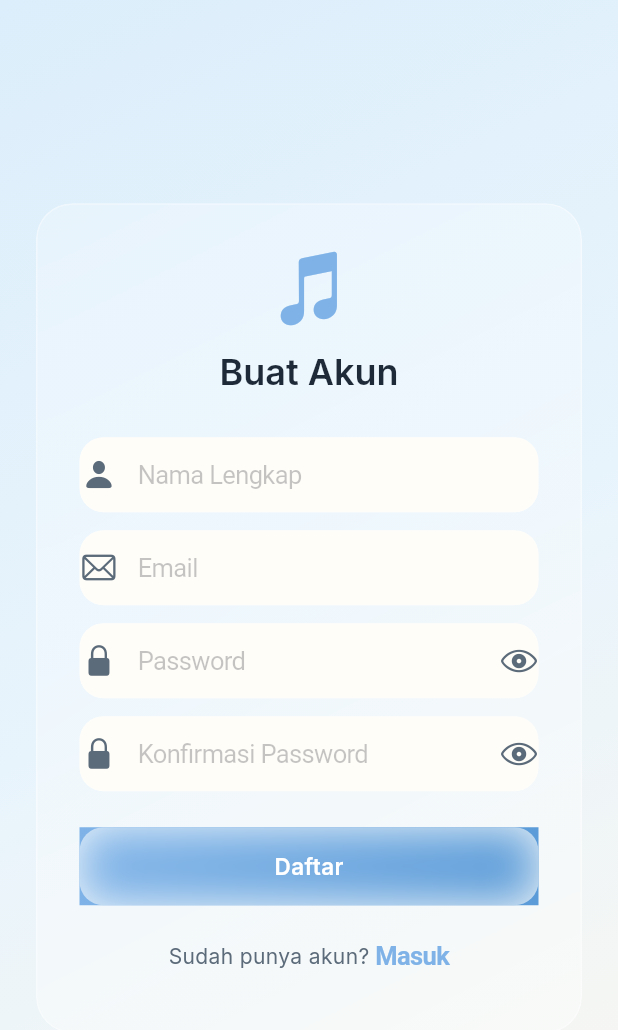
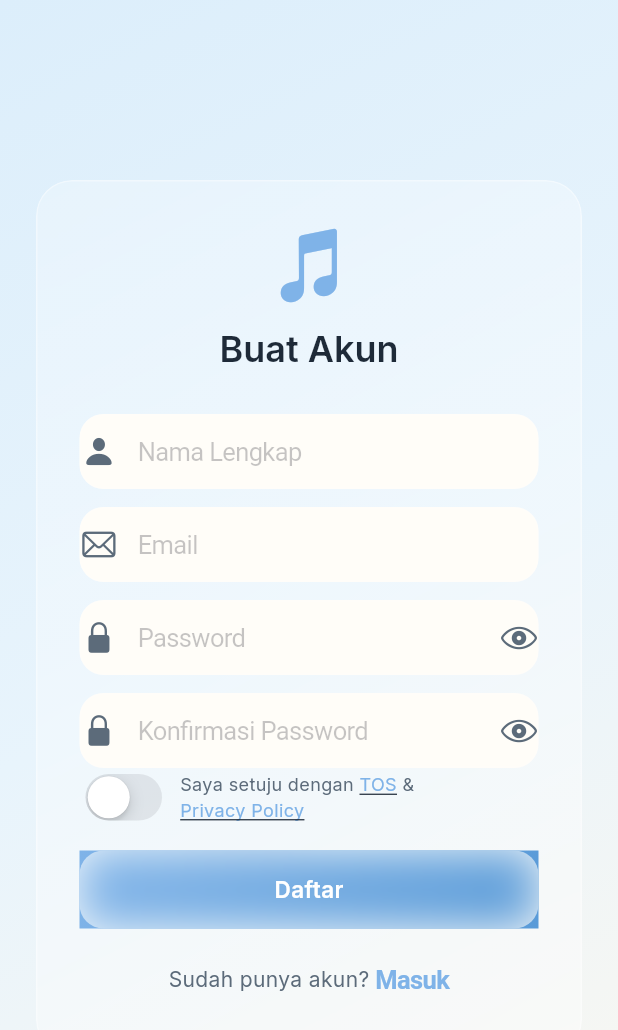
Before and after one commit to hamulta/Rakyzu-Music, a Flutter app: the SignUpScreen screen opened by its route, on a phone screen of 412 x 824 dp. Shown: the top 1030 px of the screen. Run offline on Flutter 3.47's test engine with Material 3 defaults, Android fonts, the light colour scheme and no system bars; our stand-ins replace audio_service, dio, file_picker, flutter_dotenv, flutter_riverpod, go_router and 5 more; missing offline and left inert: encrypt, startapp_sdk; accounts and stored records are empty; project files that could hold a hidden picture were left out.

Commit message:
feat: Terms of Service & refund policy + links
TOS page: auto-renewal, refund no-refund setelah periode aktif + grace 3 hari, konten, liability, harga. Link di Upgrade (dekat checkout) dan Signup checkbox Saya setuju. Routes /terms & /privacy.

Version: 0.9.10

```diff
--- a/lib/core/router/app_router.dart
+++ b/lib/core/router/app_router.dart
@@ -39,6 +39,8 @@ import '../../features/player/presentation/screens/full_player_screen.dart';
 import '../../features/premium/presentation/pages/premium_upgrade_placeholder_page.dart';
 import '../../features/subscription/presentation/pages/checkout_page.dart';
 import '../../features/subscription/presentation/pages/transaction_history_page.dart';
+import '../../features/legal/presentation/pages/privacy_policy_page.dart';
+import '../../features/legal/presentation/pages/terms_of_service_page.dart';
 import '../constants/app_routes.dart';
 import '../models/app_role.dart';
 
@@ -304,6 +306,14 @@ final appRouterProvider = Provider<GoRouter>((ref) {
           path: '/profile/transactions',
           name: 'transactions',
           builder: (context, state) => const TransactionHistoryPage()),
+      GoRoute(
+          path: '/privacy',
+          name: 'privacy',
+          builder: (context, state) => const PrivacyPolicyPage()),
+      GoRoute(
+          path: '/terms',
+          name: 'terms',
+          builder: (context, state) => const TermsOfServicePage()),
     ],
   );
 });
--- a/lib/features/auth/presentation/screens/signup_screen.dart
+++ b/lib/features/auth/presentation/screens/signup_screen.dart
@@ -24,6 +24,7 @@ class _SignUpScreenState extends ConsumerState<SignUpScreen> {
   final _confirmPasswordController = TextEditingController();
   bool _obscurePassword = true;
   bool _obscureConfirm = true;
+  bool _agreeTos = false;
 
   @override
   void dispose() {
@@ -36,6 +37,10 @@ class _SignUpScreenState extends ConsumerState<SignUpScreen> {
 
   Future<void> _handleSignUp() async {
     if (!(_formKey.currentState?.validate() ?? false)) return;
+    if (!_agreeTos) {
+      _showError('Anda harus menyetujui TOS & Privacy Policy');
+      return;
+    }
 
     try {
       await ref.read(authControllerProvider.notifier).signUp(
@@ -164,7 +169,41 @@ class _SignUpScreenState extends ConsumerState<SignUpScreen> {
                             : CupertinoIcons.eye_slash,
                         validator: _validateConfirm,
                       ),
-                      const SizedBox(height: 24),
+                      Row(
+                        children: [
+                          CupertinoSwitch(
+                              value: _agreeTos,
+                              onChanged: (v) => setState(() => _agreeTos = v)),
+                          const SizedBox(width: 8),
+                          Expanded(
+                            child: Wrap(
+                              children: [
+                                const Text('Saya setuju dengan ',
+                                    style: TextStyle(fontSize: 12)),
+                                GestureDetector(
+                                    onTap: () => context.push('/terms'),
+                                    child: const Text('TOS',
+                                        style: TextStyle(
+                                            fontSize: 12,
+                                            color: AppColors.azureMistDeep,
+                                            decoration:
+                                                TextDecoration.underline))),
+                                const Text(' & ',
+                                    style: TextStyle(fontSize: 12)),
+                                GestureDetector(
+                                    onTap: () => context.push('/privacy'),
+                                    child: const Text('Privacy Policy',
+                                        style: TextStyle(
+                                            fontSize: 12,
+                                            color: AppColors.azureMistDeep,
+                                            decoration:
+                                                TextDecoration.underline))),
+                              ],
+                            ),
+                          ),
+                        ],
+                      ),
+                      const SizedBox(height: 16),
                       GlassButton(
                         label: isLoading ? 'Loading...' : 'Daftar',
                         isPrimary: true,
```
Also changed, not shown: lib/features/legal/presentation/pages/terms_of_service_page.dart (added, +44 -0 lines), lib/features/premium/presentation/pages/premium_upgrade_placeholder_page.dart (+26 -0 lines).
